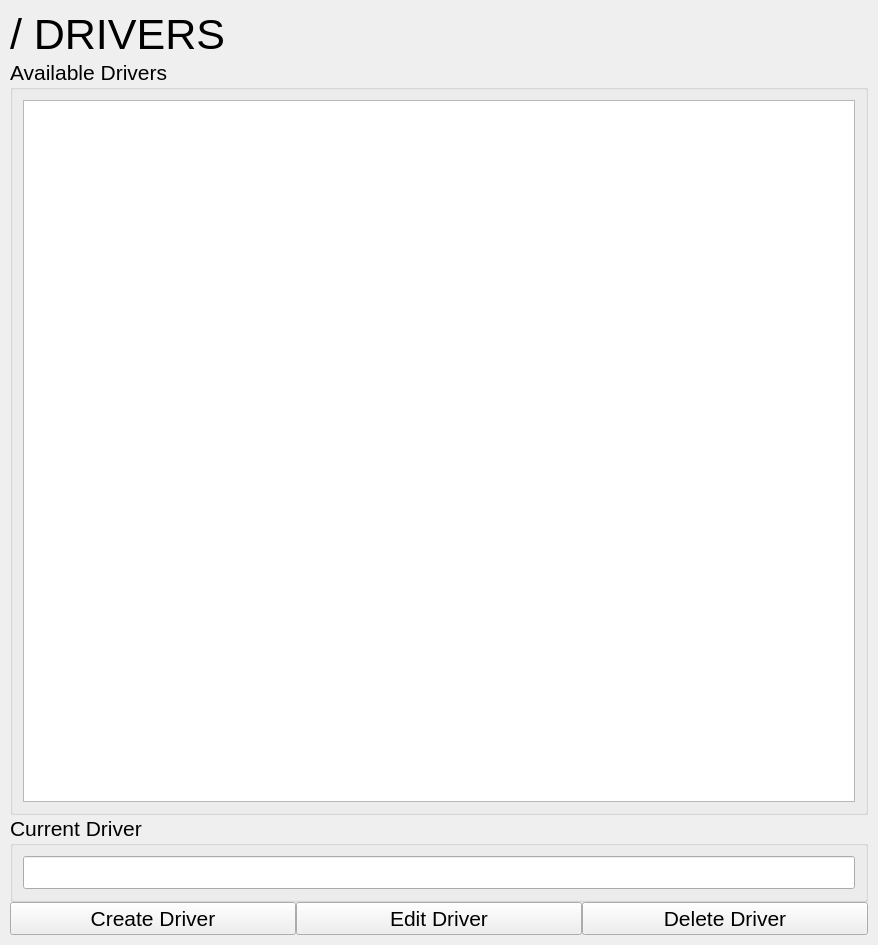
Above: trunk/QTimeTrial/resources/ui/widgetdrivers.ui from flomar/rFactor2TimeTrial before the change. Below: the same form after it.
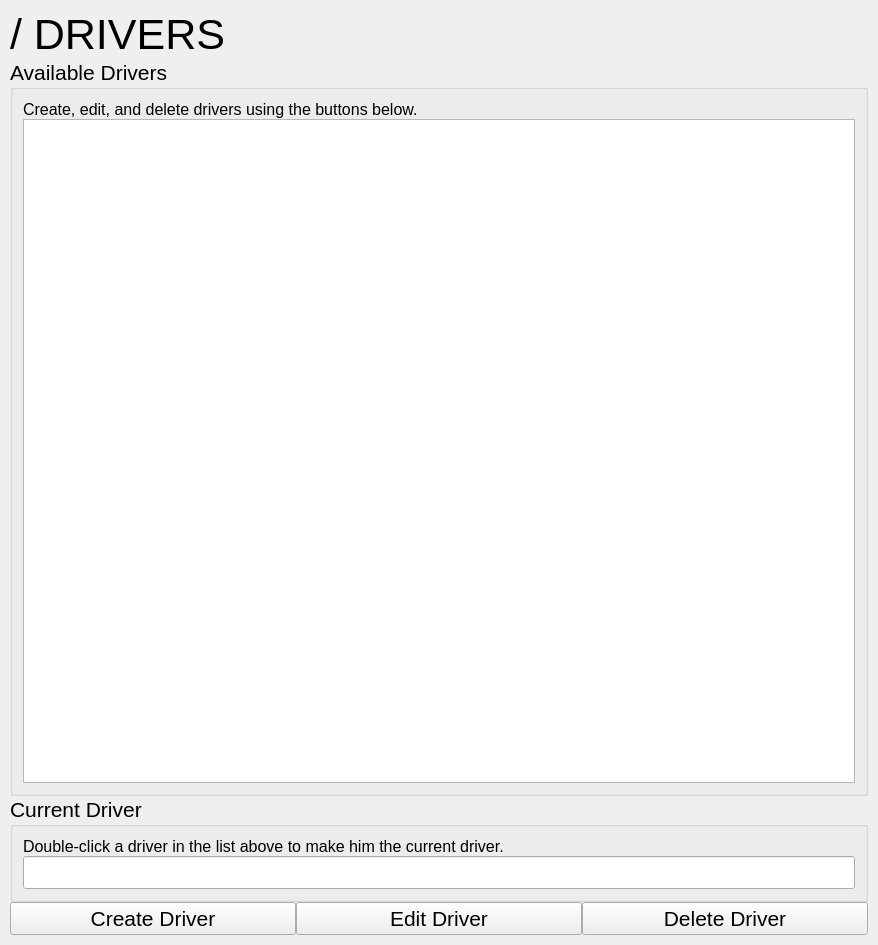
That is the form after the change.

Commit message: improved drivers dialog (detailed explanation for the user)

What changed in the file:
```diff
--- a/trunk/QTimeTrial/resources/ui/widgetdrivers.ui
+++ b/trunk/QTimeTrial/resources/ui/widgetdrivers.ui
@@ -109,6 +109,21 @@
           <property name="bottomMargin">
            <number>10</number>
           </property>
+          <item>
+           <widget class="QLabel" name="labelAvailableDrivers">
+            <property name="font">
+             <font>
+              <pointsize>12</pointsize>
+             </font>
+            </property>
+            <property name="text">
+             <string>Create, edit, and delete drivers using the buttons below.</string>
+            </property>
+            <property name="wordWrap">
+             <bool>true</bool>
+            </property>
+           </widget>
+          </item>
           <item>
            <widget class="QListWidget" name="listWidgetAvailableDrivers">
             <property name="font">
@@ -154,6 +169,21 @@
           <property name="bottomMargin">
            <number>10</number>
           </property>
+          <item>
+           <widget class="QLabel" name="labelCurrentDriver">
+            <property name="font">
+             <font>
+              <pointsize>12</pointsize>
+             </font>
+            </property>
+            <property name="text">
+             <string>Double-click a driver in the list above to make him the current driver.</string>
+            </property>
+            <property name="wordWrap">
+             <bool>true</bool>
+            </property>
+           </widget>
+          </item>
           <item>
            <widget class="QLineEdit" name="lineEditCurrentDriver">
             <property name="readOnly">
```
The commit also changes 1 other file.
